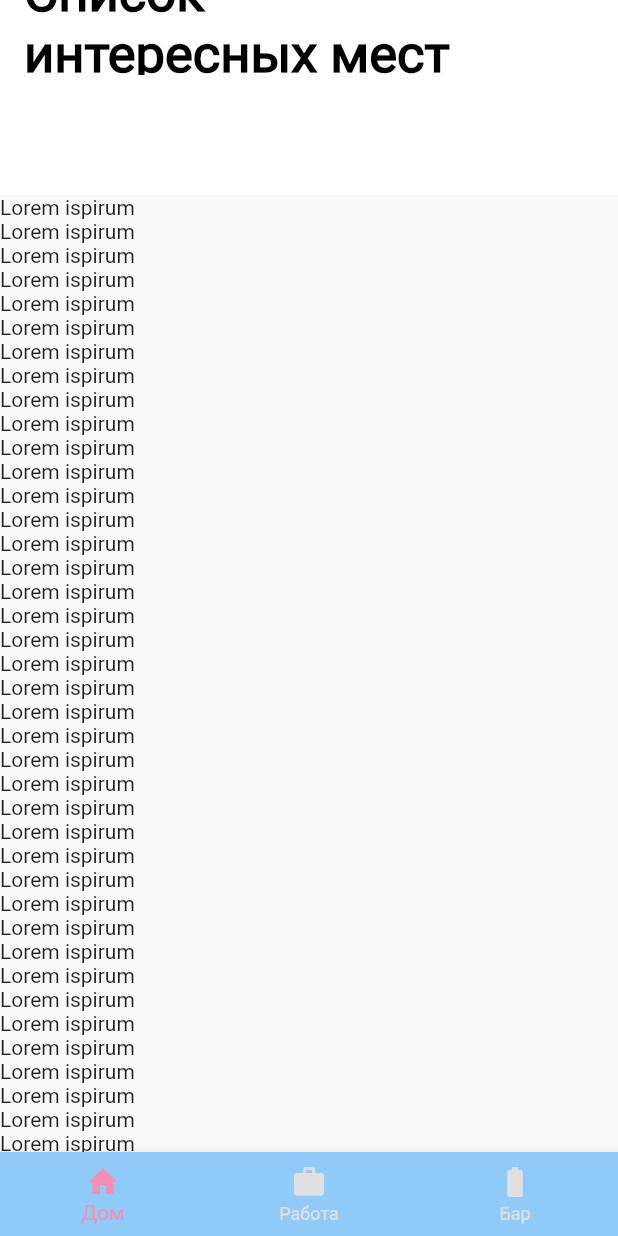
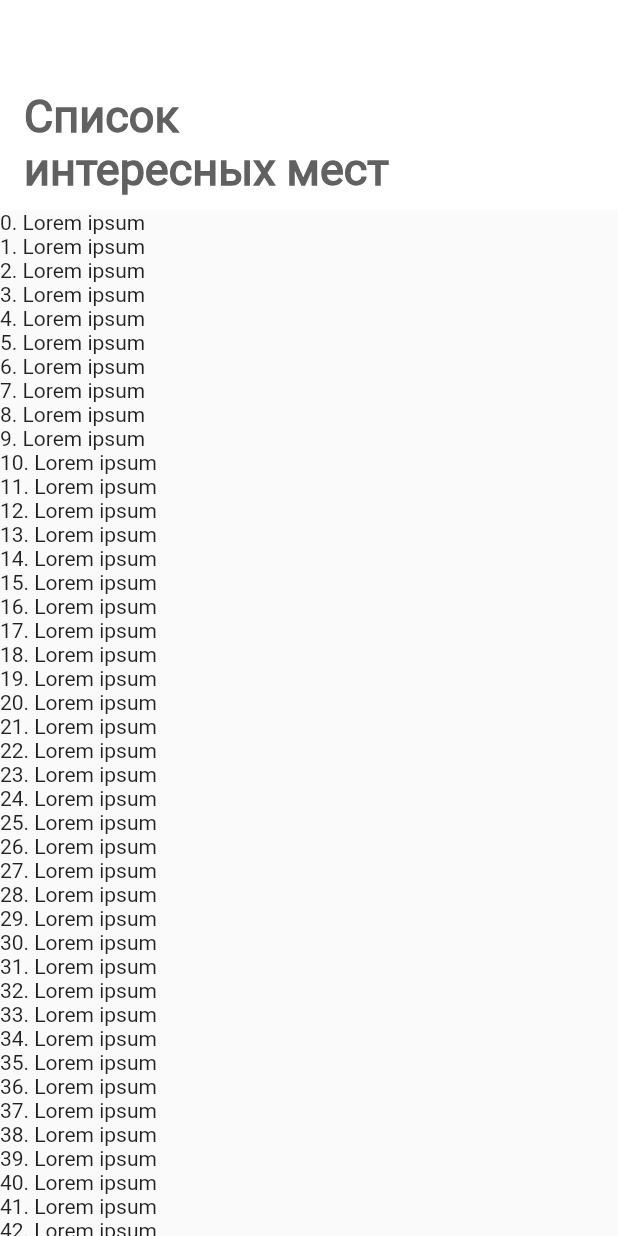
Before and after one commit to aadomin/places, a Flutter app: the screen it shows after launch, on a phone screen of 412 x 824 dp. Run offline on Flutter 3.47's test engine with Material 2 defaults, Android fonts, the phone set to English and light mode, and no system bars.

Commit message:
widget Text

```diff
--- a/lib/ui/screen/sight_list_screen.dart
+++ b/lib/ui/screen/sight_list_screen.dart
@@ -9,44 +9,36 @@ class _SightListScreenState extends State<SightListScreen> {
   @override
   Widget build(BuildContext context) {
     return Scaffold(
-      appBar: PreferredSize(
-        preferredSize: Size.fromHeight(130.0), // here the desired height
-        child: AppBar(
-          title: SizedBox(
-            width: 300,
-            height: 100,
+      appBar: AppBar(
+        toolbarHeight: 140,
+        title: Padding(
+          padding: EdgeInsets.only(
+            top: 60,
+          ),
+          child: SizedBox(
+            width: 250,
+            height: 80,
             child: Text(
               'Список интересных мест',
               maxLines: 2,
               style: TextStyle(
-                fontSize: 35,
+                fontSize: 30,
                 fontWeight: FontWeight.bold,
-                color: Colors.black,
+                color: Colors.grey.shade700,
               ),
             ),
           ),
-          backgroundColor: Colors.white,
-          elevation: 0,
-          toolbarHeight: 50,
         ),
+        backgroundColor: Colors.white,
+        elevation: 0,
       ),
       body: Center(
         child: ListView.builder(
-          itemCount: 77,
+          itemCount: 100,
           itemBuilder: (context, i) {
-            return Text('Lorem ispirum');
+            return Text('$i. Lorem ipsum');
           },
         ),
-      ),
-      bottomNavigationBar: BottomNavigationBar(
-        items: [
-          BottomNavigationBarItem(icon: Icon(Icons.home), label: 'Дом'),
-          BottomNavigationBarItem(icon: Icon(Icons.work), label: 'Работа'),
-          BottomNavigationBarItem(icon: Icon(Icons.battery_full), label: 'Бар'),
-        ],
-        backgroundColor: Colors.blue.shade200,
-        fixedColor: Colors.pink.shade200,
-        unselectedItemColor: Colors.grey.shade300,
       ),
     );
   }
```
